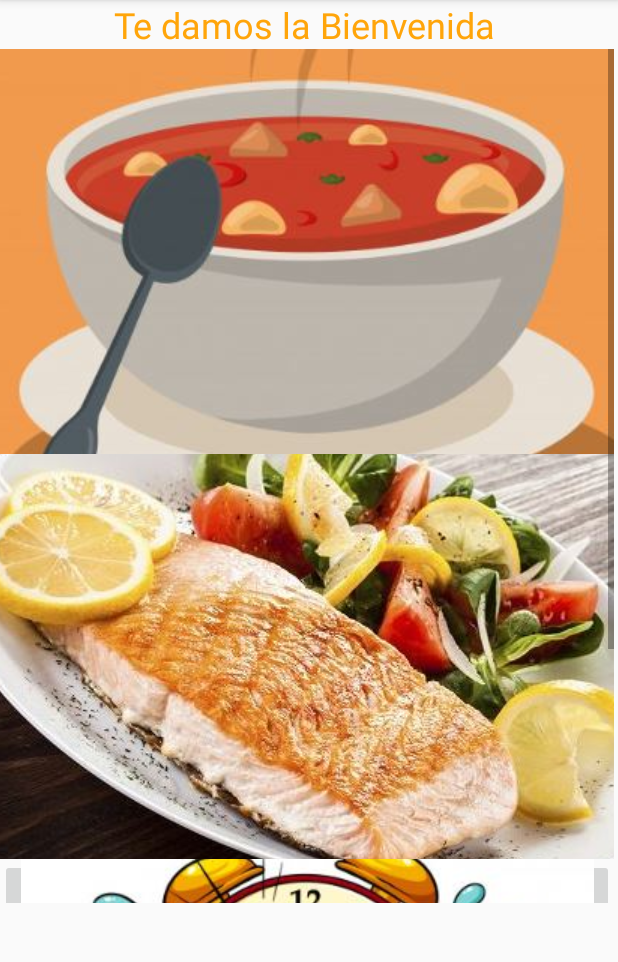
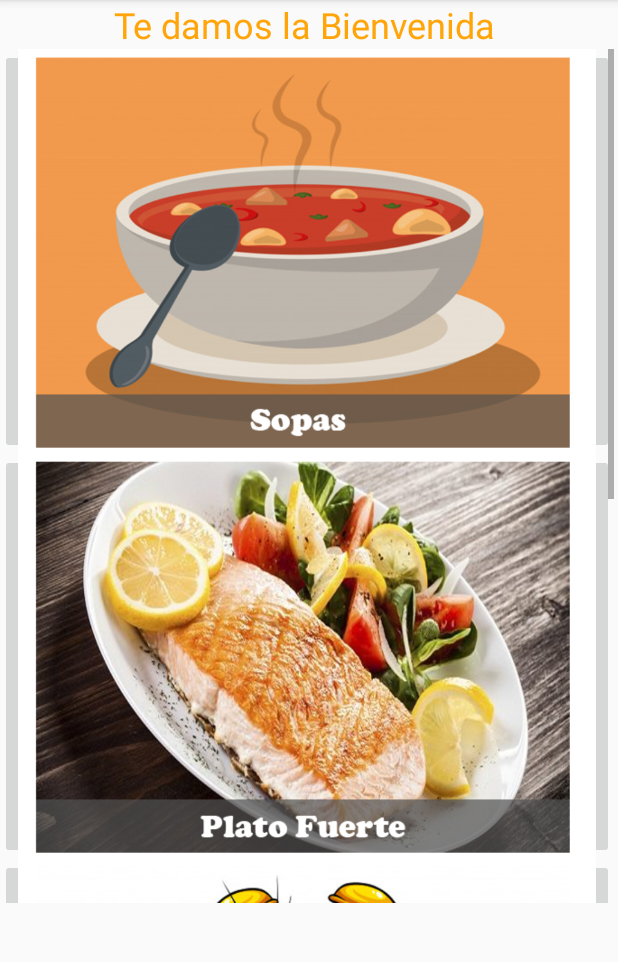
Before and after one commit to antoosor/PrimerAppRecetario, an Android app: the screen it shows after launch (ActivityComencemos), after a tap on "COMENCEMOS", on a phone screen of 412 x 824 dp, the part 84-1046 px from its top. Run offline under Robolectric (Android 15) with nearby library versions, the phone set to English and light mode, and no system bars.

Commit message:
Se modifica imagenes de la activity de seleccion, se agrega activity de indice de bebidas

```diff
--- a/CocinaYa/app/src/main/AndroidManifest.xml
+++ b/CocinaYa/app/src/main/AndroidManifest.xml
@@ -9,7 +9,8 @@
         android:roundIcon="@mipmap/ic_launcher_round"
         android:supportsRtl="true"
         android:theme="@style/AppTheme">
-        <activity android:name=".IndiceRapido"></activity>
+        <activity android:name=".IndiceBebidas"></activity>
+        <activity android:name=".IndiceRapido" />
         <activity android:name=".IndicePLatoFuerte" />
         <activity android:name=".IndiceDeSopas" />
         <activity android:name=".ActivityComencemos" />
--- a/CocinaYa/app/src/main/java/com/example/cocinaya/ActivityComencemos.kt
+++ b/CocinaYa/app/src/main/java/com/example/cocinaya/ActivityComencemos.kt
@@ -27,6 +27,11 @@
             val indicesopas = Intent(this,IndiceRapido::class.java)
             startActivity(indicesopas)
         }
+
+        btnBebidas.setOnClickListener {
+            val indiceBebidas = Intent(this, IndiceBebidas::class.java)
+            startActivity(indiceBebidas)
+        }
     }
 
 
--- a/CocinaYa/app/src/main/res/layout/activity_comencemos.xml
+++ b/CocinaYa/app/src/main/res/layout/activity_comencemos.xml
@@ -32,19 +32,29 @@
                 android:id="@+id/imageButtonSopa"
                 android:layout_width="match_parent"
                 android:layout_height="270dp"
+                android:scaleType="centerCrop"
                 app:srcCompat="@drawable/sopa" />
 
             <ImageButton
                 android:id="@+id/btnPlatoFuerte"
                 android:layout_width="match_parent"
                 android:layout_height="270dp"
+                android:scaleType="centerCrop"
                 app:srcCompat="@drawable/platofuerte" />
 
             <ImageButton
                 android:id="@+id/btnRapido"
                 android:layout_width="match_parent"
                 android:layout_height="270dp"
+                android:scaleType="centerCrop"
                 app:srcCompat="@drawable/rapido" />
+
+            <ImageButton
+                android:id="@+id/btnBebidas"
+                android:layout_width="match_parent"
+                android:layout_height="270dp"
+                android:scaleType="centerCrop"
+                app:srcCompat="@drawable/bebida" />
         </LinearLayout>
     </ScrollView>
 </androidx.constraintlayout.widget.ConstraintLayout>
```
Also changed, not shown: CocinaYa/app/src/main/java/com/example/cocinaya/IndiceBebidas.kt (added, +12 -0 lines), CocinaYa/app/src/main/res/layout/activity_indice_bebidas.xml (added, +9 -0 lines), CocinaYa/app/src/main/res/drawable/bebida.jpg (added), CocinaYa/app/src/main/res/drawable/platofuerte.JPG, CocinaYa/app/src/main/res/drawable/rapido.JPG, CocinaYa/app/src/main/res/drawable/sopa.JPG.
